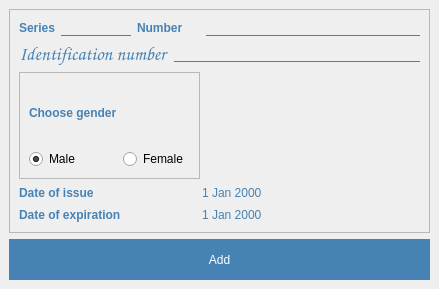
The window that PyQt/ui/AddPassport.ui (UladzislauB/coursework) describes before a commit, drawn with Qt 5.
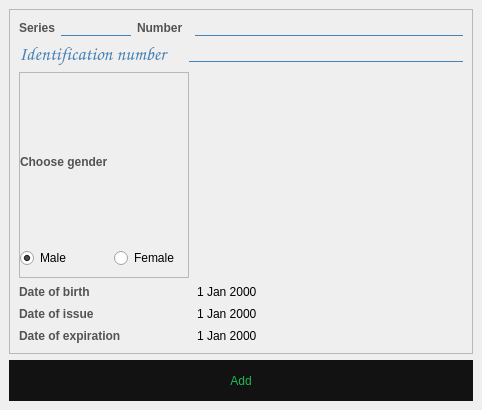
The same window after the commit.

Patch:
```diff
--- a/PyQt/ui/AddPassport.ui
+++ b/PyQt/ui/AddPassport.ui
@@ -6,8 +6,8 @@
    <rect>
     <x>0</x>
     <y>0</y>
-    <width>439</width>
-    <height>289</height>
+    <width>482</width>
+    <height>410</height>
    </rect>
   </property>
   <property name="windowTitle">
@@ -60,6 +60,11 @@
       <layout class="QGridLayout" name="gridLayout_2">
        <item row="0" column="0">
         <widget class="QLabel" name="label_series">
+         <property name="styleSheet">
+          <string notr="true">QLabel{
+	color:	#535353;
+}</string>
+         </property>
          <property name="text">
           <string>Series</string>
          </property>
@@ -75,14 +80,19 @@
          </property>
         </widget>
        </item>
-       <item row="0" column="2" colspan="2">
+       <item row="0" column="2">
         <widget class="QLabel" name="label_number">
+         <property name="styleSheet">
+          <string notr="true">QLabel{
+	color:	#535353;
+}</string>
+         </property>
          <property name="text">
           <string>Number</string>
          </property>
         </widget>
        </item>
-       <item row="0" column="5">
+       <item row="0" column="4">
         <widget class="QLineEdit" name="edit_number"/>
        </item>
        <item row="1" column="0" colspan="3">
@@ -104,10 +114,10 @@
          </property>
         </widget>
        </item>
-       <item row="1" column="3" colspan="3">
+       <item row="1" column="3" colspan="2">
         <widget class="QLineEdit" name="edit_identification_number"/>
        </item>
-       <item row="2" column="0" colspan="5">
+       <item row="2" column="0" colspan="4">
         <widget class="QFrame" name="frame_2">
          <property name="frameShape">
           <enum>QFrame::StyledPanel</enum>
@@ -116,13 +126,9 @@
           <enum>QFrame::Raised</enum>
          </property>
          <layout class="QGridLayout" name="gridLayout">
-          <item row="0" column="0">
-           <widget class="QLabel" name="label_gender">
-            <property name="text">
-             <string>Choose gender</string>
-            </property>
-           </widget>
-          </item>
+          <property name="leftMargin">
+           <number>0</number>
+          </property>
           <item row="1" column="0">
            <widget class="QRadioButton" name="rbtn_male">
             <property name="text">
@@ -140,28 +146,83 @@
             </property>
            </widget>
           </item>
+          <item row="0" column="0">
+           <widget class="QLabel" name="label_gender">
+            <property name="styleSheet">
+             <string notr="true">QLabel{
+	color:	#535353;
+}</string>
+            </property>
+            <property name="text">
+             <string>Choose gender</string>
+            </property>
+           </widget>
+          </item>
          </layout>
         </widget>
        </item>
-       <item row="3" column="0" colspan="2">
+       <item row="3" column="0" colspan="3">
+        <widget class="QLabel" name="label_birth_date">
+         <property name="styleSheet">
+          <string notr="true">QLabel{
+	color:	#535353;
+}</string>
+         </property>
+         <property name="text">
+          <string>Date of birth</string>
+         </property>
+        </widget>
+       </item>
+       <item row="3" column="4">
+        <widget class="QDateEdit" name="edit_birth_date">
+         <property name="styleSheet">
+          <string notr="true">QDateEdit{
+	color:	black;
+}</string>
+         </property>
+        </widget>
+       </item>
+       <item row="4" column="0" colspan="2">
         <widget class="QLabel" name="label_issue_date">
+         <property name="styleSheet">
+          <string notr="true">QLabel{
+	color:	#535353;
+}</string>
+         </property>
          <property name="text">
           <string>Date of issue</string>
          </property>
         </widget>
        </item>
-       <item row="3" column="4" colspan="2">
-        <widget class="QDateEdit" name="edit_issue_date"/>
+       <item row="4" column="4">
+        <widget class="QDateEdit" name="edit_issue_date">
+         <property name="styleSheet">
+          <string notr="true">QDateEdit{
+	color:	black;
+}</string>
+         </property>
+        </widget>
        </item>
-       <item row="4" column="0" colspan="3">
+       <item row="5" column="0" colspan="3">
         <widget class="QLabel" name="label_expiration_date">
+         <property name="styleSheet">
+          <string notr="true">QLabel{
+	color:	#535353;
+}</string>
+         </property>
          <property name="text">
           <string>Date of expiration</string>
          </property>
         </widget>
        </item>
-       <item row="4" column="4" colspan="2">
-        <widget class="QDateEdit" name="edit_expiration_date"/>
+       <item row="5" column="4">
+        <widget class="QDateEdit" name="edit_expiration_date">
+         <property name="styleSheet">
+          <string notr="true">QDateEdit{
+	color:	black;
+}</string>
+         </property>
+        </widget>
        </item>
       </layout>
      </widget>
@@ -175,7 +236,12 @@
        </size>
       </property>
       <property name="styleSheet">
-       <string notr="true"/>
+       <string notr="true">QPushButton{
+color: #1db954;
+background: 	#121212;
+border-radius: 60px;
+font: 12pt &quot;Comic Sans MS&quot;;
+}</string>
       </property>
       <property name="text">
        <string>Add</string>
```
Left out of the diff: 4 changed lines with no effect on the pictures.
